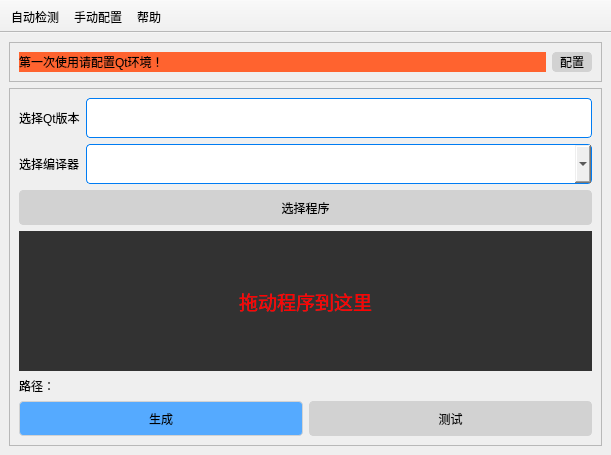
YuyangHou1230/QtDeployer, file mainwindow.ui: the form before one commit.
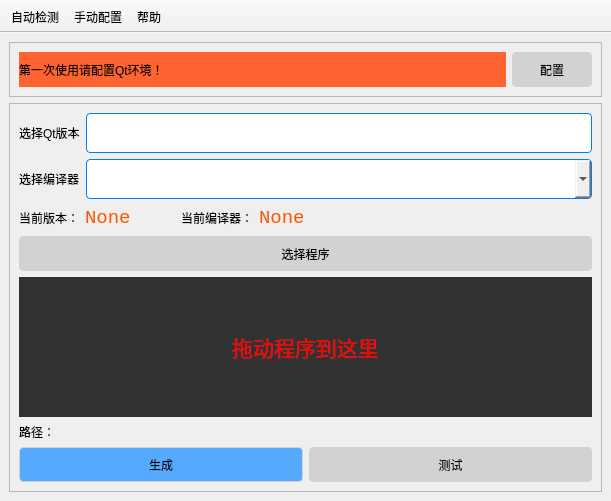
The form after the commit. Custom widgets are drawn as their Qt base class.

Commit message: V1.1.0优化sdk检索逻辑 编译器改为下拉框选择

```diff
--- a/mainwindow.ui
+++ b/mainwindow.ui
@@ -7,7 +7,7 @@
     <x>0</x>
     <y>0</y>
     <width>611</width>
-    <height>442</height>
+    <height>490</height>
    </rect>
   </property>
   <property name="windowTitle">
@@ -51,6 +51,12 @@
       <layout class="QHBoxLayout" name="horizontalLayout" stretch="1,0">
        <item>
         <widget class="QLabel" name="label_4">
+         <property name="minimumSize">
+          <size>
+           <width>0</width>
+           <height>35</height>
+          </size>
+         </property>
          <property name="styleSheet">
           <string notr="true">background-color: rgb(255, 99, 47);</string>
          </property>
@@ -63,8 +69,8 @@
         <widget class="QPushButton" name="btnConfig">
          <property name="minimumSize">
           <size>
-           <width>40</width>
-           <height>20</height>
+           <width>80</width>
+           <height>35</height>
           </size>
          </property>
          <property name="text">
@@ -86,30 +92,6 @@
       <layout class="QVBoxLayout" name="verticalLayout">
        <item>
         <layout class="QGridLayout" name="gridLayout" columnstretch="0,1">
-         <item row="0" column="0">
-          <widget class="QLabel" name="label">
-           <property name="text">
-            <string>选择Qt版本</string>
-           </property>
-          </widget>
-         </item>
-         <item row="1" column="1">
-          <widget class="QComboBox" name="comboComplier">
-           <property name="minimumSize">
-            <size>
-             <width>0</width>
-             <height>40</height>
-            </size>
-           </property>
-          </widget>
-         </item>
-         <item row="1" column="0">
-          <widget class="QLabel" name="label_2">
-           <property name="text">
-            <string>选择编译器</string>
-           </property>
-          </widget>
-         </item>
          <item row="0" column="1">
           <widget class="QLineEdit" name="editVersion">
            <property name="minimumSize">
@@ -123,6 +105,143 @@
            </property>
           </widget>
          </item>
+         <item row="1" column="0">
+          <widget class="QLabel" name="label_2">
+           <property name="text">
+            <string>选择编译器</string>
+           </property>
+          </widget>
+         </item>
+         <item row="1" column="1">
+          <widget class="QComboBox" name="comboComplier">
+           <property name="minimumSize">
+            <size>
+             <width>0</width>
+             <height>40</height>
+            </size>
+           </property>
+          </widget>
+         </item>
+         <item row="0" column="0">
+          <widget class="QLabel" name="label">
+           <property name="text">
+            <string>选择Qt版本</string>
+           </property>
+          </widget>
+         </item>
+         <item row="2" column="0" colspan="2">
+          <layout class="QHBoxLayout" name="horizontalLayout_2">
+           <item>
+            <widget class="QLabel" name="label_3">
+             <property name="minimumSize">
+              <size>
+               <width>0</width>
+               <height>25</height>
+              </size>
+             </property>
+             <property name="text">
+              <string>当前版本：</string>
+             </property>
+            </widget>
+           </item>
+           <item>
+            <widget class="QLabel" name="labCurVersion">
+             <property name="sizePolicy">
+              <sizepolicy hsizetype="Fixed" vsizetype="Preferred">
+               <horstretch>0</horstretch>
+               <verstretch>0</verstretch>
+              </sizepolicy>
+             </property>
+             <property name="minimumSize">
+              <size>
+               <width>50</width>
+               <height>0</height>
+              </size>
+             </property>
+             <property name="font">
+              <font>
+               <family>Consolas</family>
+               <pointsize>14</pointsize>
+               <weight>50</weight>
+               <bold>false</bold>
+              </font>
+             </property>
+             <property name="styleSheet">
+              <string notr="true">color: rgb(255, 85, 0);</string>
+             </property>
+             <property name="text">
+              <string>None</string>
+             </property>
+            </widget>
+           </item>
+           <item>
+            <spacer name="horizontalSpacer_2">
+             <property name="orientation">
+              <enum>Qt::Horizontal</enum>
+             </property>
+             <property name="sizeType">
+              <enum>QSizePolicy::Fixed</enum>
+             </property>
+             <property name="sizeHint" stdset="0">
+              <size>
+               <width>40</width>
+               <height>20</height>
+              </size>
+             </property>
+            </spacer>
+           </item>
+           <item>
+            <widget class="QLabel" name="label_6">
+             <property name="text">
+              <string>当前编译器：</string>
+             </property>
+            </widget>
+           </item>
+           <item>
+            <widget class="QLabel" name="labCurComplier">
+             <property name="sizePolicy">
+              <sizepolicy hsizetype="Fixed" vsizetype="Preferred">
+               <horstretch>0</horstretch>
+               <verstretch>0</verstretch>
+              </sizepolicy>
+             </property>
+             <property name="minimumSize">
+              <size>
+               <width>50</width>
+               <height>0</height>
+              </size>
+             </property>
+             <property name="font">
+              <font>
+               <family>Consolas</family>
+               <pointsize>14</pointsize>
+               <weight>50</weight>
+               <bold>false</bold>
+              </font>
+             </property>
+             <property name="styleSheet">
+              <string notr="true">color: rgb(255, 85, 0);</string>
+             </property>
+             <property name="text">
+              <string>None</string>
+             </property>
+            </widget>
+           </item>
+           <item>
+            <spacer name="horizontalSpacer">
+             <property name="orientation">
+              <enum>Qt::Horizontal</enum>
+             </property>
+             <property name="sizeHint" stdset="0">
+              <size>
+               <width>40</width>
+               <height>20</height>
+              </size>
+             </property>
+            </spacer>
+           </item>
+          </layout>
+         </item>
         </layout>
        </item>
        <item>
@@ -154,7 +273,7 @@
          </property>
          <property name="font">
           <font>
-           <pointsize>14</pointsize>
+           <pointsize>16</pointsize>
           </font>
          </property>
          <property name="styleSheet">
```
The commit also changes 7 other files.
